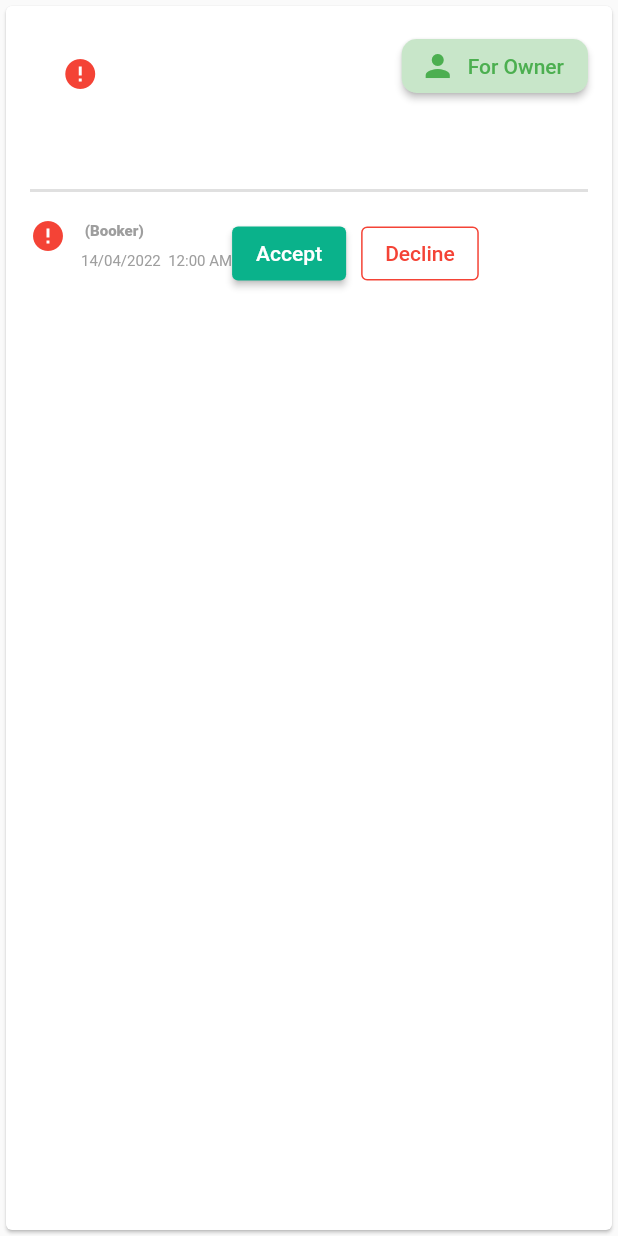
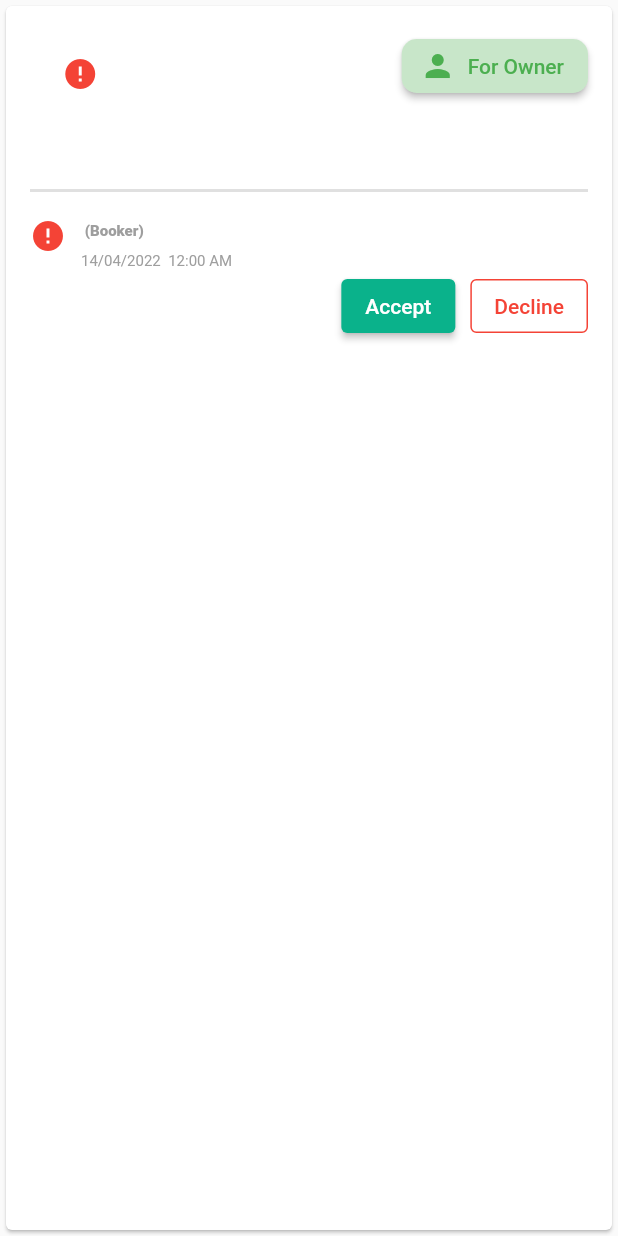
Before and after one commit to LotFee/AQ_Admins, a Flutter app: the QuestionCard widget shown alone on an empty page, opened directly with empty values, on a phone screen of 412 x 824 dp. Run offline on Flutter 3.47's test engine with Material 2 defaults, Android fonts, the phone set to English and light mode, and no system bars; drawn by our look-alikes of cached_network_image; our stand-ins replace dartz, equatable, flutter_bloc, get_it, go_router, responsive_framework and 1 more; missing offline and left inert: easy_logger, egycoder_faker; network calls fail.

Commit message:
fix responsive

```diff
--- a/lib/features/questions/data/datasource/remote_question.datasource.dart
+++ b/lib/features/questions/data/datasource/remote_question.datasource.dart
@@ -12,7 +12,7 @@ class FakeQuestionsDataSource extends RemoteQuestionDataSource {
   @override
   Future<List<Question>> getQuestion(int size, int index) async {
     logger.info('hello');
-    await Future.delayed(const Duration(seconds: 3));
+    await Future.delayed(const Duration(milliseconds: 300));
     return List<Question>.generate(
       10,
       (index) => Question.fromMap(
--- a/lib/main.dart
+++ b/lib/main.dart
@@ -16,7 +16,7 @@ class MyApp extends StatelessWidget {
       builder: (context, child) =>
           ResponsiveWrapper.builder(child, breakpoints: const [
         ResponsiveBreakpoint.resize(480, name: MOBILE),
-        ResponsiveBreakpoint.autoScale(800, name: TABLET),
+        ResponsiveBreakpoint.resize(800, name: TABLET),
         ResponsiveBreakpoint.resize(1000, name: DESKTOP),
         ResponsiveBreakpoint.autoScale(1700, name: 'XL'),
       ]),
--- a/lib/presentation/pages/questions/widget/question_card.widget.dart
+++ b/lib/presentation/pages/questions/widget/question_card.widget.dart
@@ -2,12 +2,11 @@ import 'package:aq_admin/features/questions/domain/entity/question.entity.dart';
 import 'package:aq_admin/presentation/widgets/loading.widget.dart';
 import 'package:cached_network_image/cached_network_image.dart';
 import 'package:flutter/material.dart';
-import 'package:responsive_framework/responsive_row_column.dart';
-import 'package:responsive_framework/responsive_wrapper.dart';
 
 class QuestionCard extends StatelessWidget {
   final Question question;
   const QuestionCard({super.key, required this.question});
+
   @override
   Widget build(BuildContext context) {
     return Card(
@@ -34,20 +33,27 @@ class QuestionCard extends StatelessWidget {
                   ),
                 ),
                 const SizedBox(width: 10),
-                Column(
+                Expanded(
+                  child: Column(
                     crossAxisAlignment: CrossAxisAlignment.start,
                     children: [
                       Text(
                         question.apartmentTitle!,
                         style: const TextStyle(
-                          fontWeight: FontWeight.w800, fontSize: 16),
+                          fontWeight: FontWeight.w800,
+                          fontSize: 16,
+                        ),
                       ),
                       const SizedBox(height: 5),
                       Text(
                         question.apartmentSubtitle!,
-                      style: const TextStyle(color: Colors.grey, fontSize: 12),
+                        style: const TextStyle(
+                          color: Colors.grey,
+                          fontSize: 12,
+                        ),
                       ),
                     ],
+                  ),
                 ),
                 const Spacer(),
                 ElevatedButton.icon(
@@ -60,7 +66,8 @@ class QuestionCard extends StatelessWidget {
                   ),
                   onPressed: () {},
                   icon: const Icon(Icons.person),
-                    label: const Text('For Owner'))
+                  label: const Text('For Owner'),
+                )
               ],
             ),
             const SizedBox(height: 15),
@@ -120,6 +127,11 @@ class QuestionCard extends StatelessWidget {
                     ),
                   ],
                 ),
+              ],
+            ),
+            Row(
+              children: [
+                const Spacer(),
                 ElevatedButton(
                     style: ElevatedButton.styleFrom(
                       foregroundColor: Colors.white,
```
Lines whose indentation alone changed are shown as unchanged.
